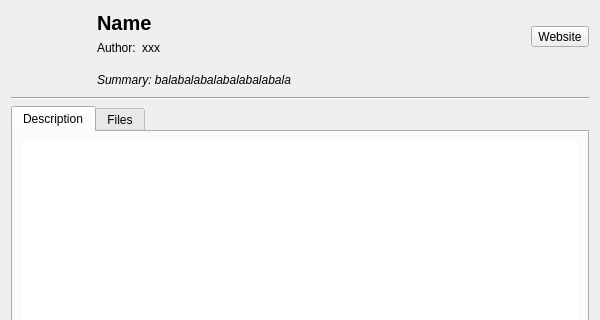
Qt form src/ui/modrinth/modrinthmoddialog.ui (kaniol-lck/modmanager) before a commit; both pictures show x 0 to 600 and y 0 to 320 of the 600 by 640 pixel window.
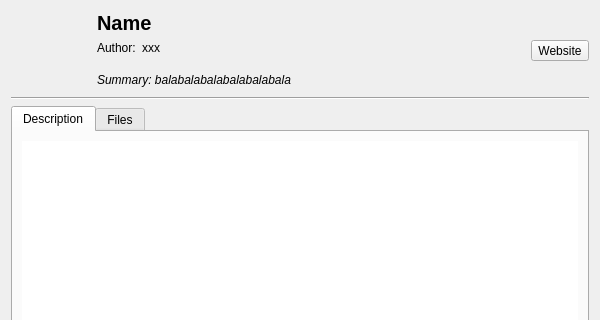
The same form after that commit. Icons and pictures are not drawn.

Patch:
```diff
--- a/src/ui/modrinth/modrinthmoddialog.ui
+++ b/src/ui/modrinth/modrinthmoddialog.ui
@@ -98,30 +98,6 @@
      </item>
     </layout>
    </item>
-   <item row="2" column="1" colspan="2">
-    <widget class="QLabel" name="modSummary">
-     <property name="sizePolicy">
-      <sizepolicy hsizetype="Preferred" vsizetype="Preferred">
-       <horstretch>0</horstretch>
-       <verstretch>0</verstretch>
-      </sizepolicy>
-     </property>
-     <property name="font">
-      <font>
-       <italic>true</italic>
-      </font>
-     </property>
-     <property name="toolTip">
-      <string notr="true"/>
-     </property>
-     <property name="text">
-      <string>Summary: balabalabalabalabalabala</string>
-     </property>
-     <property name="wordWrap">
-      <bool>true</bool>
-     </property>
-    </widget>
-   </item>
    <item row="3" column="0" colspan="3">
     <widget class="Line" name="line">
      <property name="orientation">
@@ -160,7 +136,31 @@
      </widget>
     </widget>
    </item>
-   <item row="0" column="2" rowspan="2">
+   <item row="2" column="1">
+    <widget class="QLabel" name="modSummary">
+     <property name="sizePolicy">
+      <sizepolicy hsizetype="Preferred" vsizetype="Preferred">
+       <horstretch>0</horstretch>
+       <verstretch>0</verstretch>
+      </sizepolicy>
+     </property>
+     <property name="font">
+      <font>
+       <italic>true</italic>
+      </font>
+     </property>
+     <property name="toolTip">
+      <string notr="true"/>
+     </property>
+     <property name="text">
+      <string>Summary: balabalabalabalabalabala</string>
+     </property>
+     <property name="wordWrap">
+      <bool>true</bool>
+     </property>
+    </widget>
+   </item>
+   <item row="0" column="2" rowspan="3">
     <widget class="QToolButton" name="websiteButton">
      <property name="enabled">
       <bool>true</bool>
```
Left out of the diff: 2 changed lines with no effect on the pictures.
